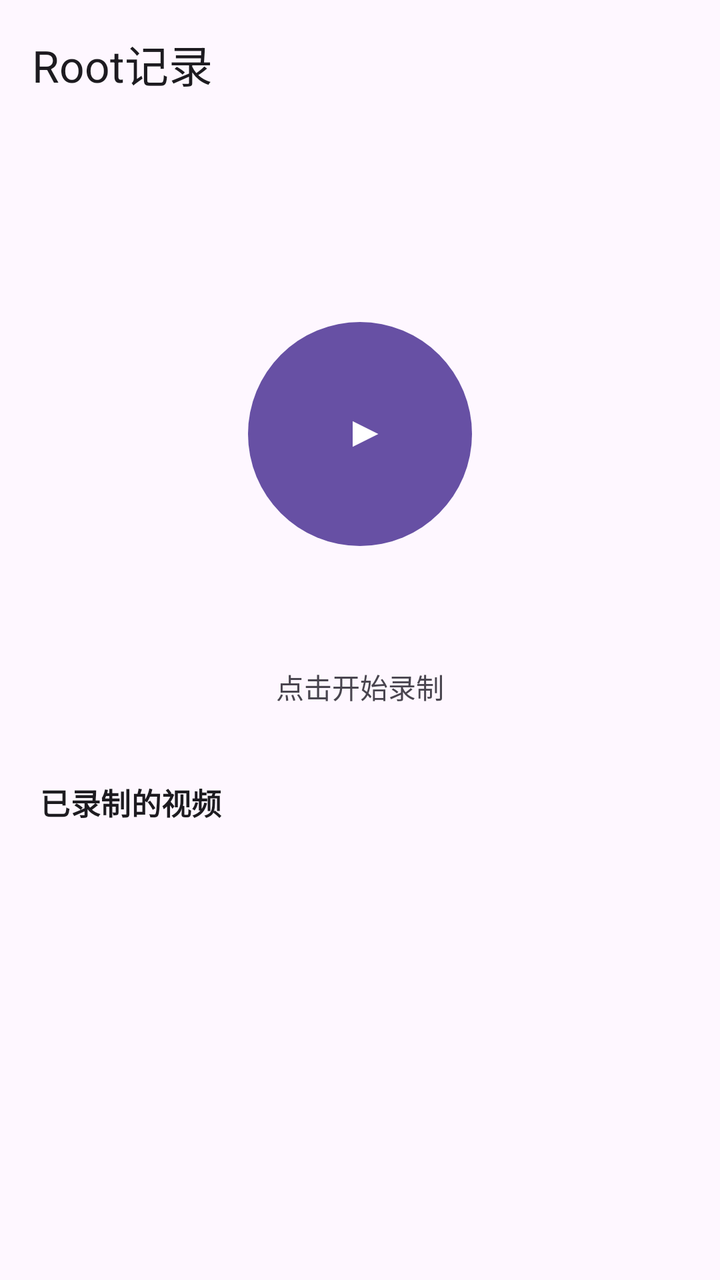
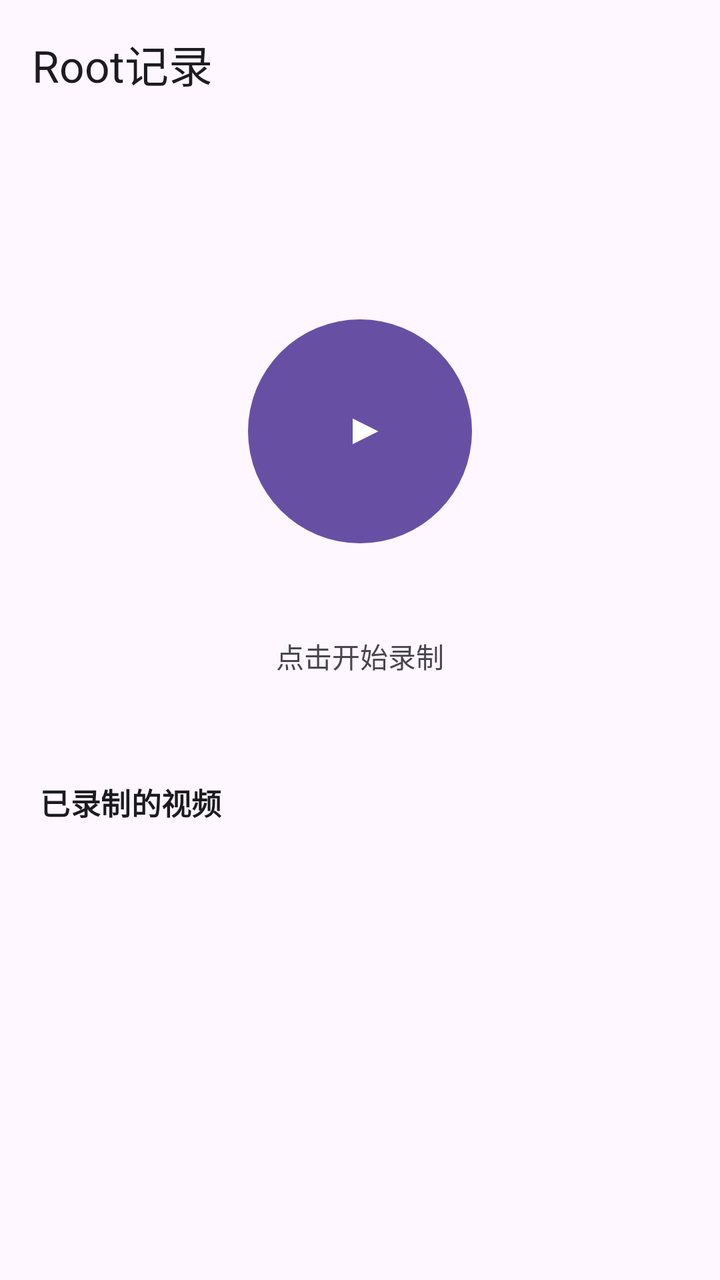

Compare the two renders of this Android layout. The source of the first and the diff that turns it into the second are given below.
<!-- AndroidManifest.xml: application theme Theme.ScreenRecord -->
<!-- res/layout/activity_main.xml -->
<?xml version="1.0" encoding="utf-8"?>
<androidx.constraintlayout.widget.ConstraintLayout
    xmlns:android="http://schemas.android.com/apk/res/android"
    xmlns:app="http://schemas.android.com/apk/res-auto"
    android:layout_width="match_parent"
    android:layout_height="match_parent"
    android:background="?attr/colorSurface">

    <com.google.android.material.appbar.MaterialToolbar
        android:id="@+id/toolbar"
        android:layout_width="match_parent"
        android:layout_height="?attr/actionBarSize"
        app:title="@string/app_name"
        app:titleTextColor="?attr/colorOnSurface"
        app:layout_constraintTop_toTopOf="parent" />

    
    <FrameLayout
        android:id="@+id/record_container"
        android:layout_width="0dp"
        android:layout_height="wrap_content"
        app:layout_constraintTop_toBottomOf="@id/toolbar"
        app:layout_constraintBottom_toTopOf="@id/tv_hint"
        app:layout_constraintStart_toStartOf="parent"
        app:layout_constraintEnd_toEndOf="parent"
        app:layout_constraintVertical_bias="0.45"
        android:padding="8dp">

        
        <com.google.android.material.progressindicator.CircularProgressIndicator
            android:id="@+id/progress"
            android:layout_width="188dp"
            android:layout_height="188dp"
            android:layout_gravity="center"
            android:indeterminate="true"
            android:visibility="invisible"
            app:indicatorColor="?attr/colorPrimary"
            app:trackColor="#22000000"
            app:trackThickness="8dp"
            app:trackCornerRadius="9dp"
            app:indicatorSize="188dp"
            app:indicatorInset="14dp" />

        
        <com.google.android.material.button.MaterialButton
            android:id="@+id/btn_record"
            android:layout_width="112dp"
            android:layout_height="112dp"
            android:layout_gravity="center"
            app:icon="@drawable/ic_record"
            app:iconSize="44dp"
            app:iconPadding="0dp"
            app:iconGravity="textStart"
            app:iconTint="#FFFFFF"
            app:cornerRadius="56dp"
            app:backgroundTint="?attr/colorPrimary"
            android:insetTop="0dp"
            android:insetBottom="0dp" />

    </FrameLayout>

    <TextView
        android:id="@+id/tv_status"
        android:layout_width="wrap_content"
        android:layout_height="wrap_content"
        android:text="点击开始录制"
        android:textSize="14sp"
        android:textColor="?attr/colorOnSurfaceVariant"
        app:layout_constraintTop_toBottomOf="@id/record_container"
        app:layout_constraintStart_toStartOf="parent"
        app:layout_constraintEnd_toEndOf="parent" />

    
    <TextView
        android:id="@+id/tv_hint"
        android:layout_width="match_parent"
        android:layout_height="wrap_content"
        android:paddingStart="20dp"
        android:paddingTop="12dp"
        android:paddingBottom="8dp"
        android:text="已录制的视频"
        android:textSize="15sp"
        android:textStyle="bold"
        android:letterSpacing="0.01"
        android:textColor="?attr/colorOnSurface"
        app:layout_constraintBottom_toTopOf="@id/recycler" />

    <androidx.recyclerview.widget.RecyclerView
        android:id="@+id/recycler"
        android:layout_width="match_parent"
        android:layout_height="220dp"
        android:clipToPadding="false"
        android:paddingHorizontal="12dp"
        android:paddingBottom="16dp"
        app:layout_constraintBottom_toBottomOf="parent" />

</androidx.constraintlayout.widget.ConstraintLayout>
<!-- resources referenced by this layout -->
<resources>
  <!-- drawable ic_record (drawable) -->
  <?xml version="1.0" encoding="utf-8"?>
  <vector xmlns:android="http://schemas.android.com/apk/res/android"
      android:width="48dp"
      android:height="48dp"
      android:viewportWidth="24"
      android:viewportHeight="24">
      <path
          android:fillColor="#FFFFFF"
          android:pathData="M10,8.5l7,3.5 -7,3.5z" />
  </vector>
  <string name="app_name">Root记录</string>
  <style name="Theme.ScreenRecord" parent="Theme.Material3.DayNight.NoActionBar">
          <item name="android:statusBarColor">@android:color/transparent</item>
          <item name="android:windowLightStatusBar">true</item>
          
          <item name="shapeAppearanceSmallComponent">@style/ShapeAppearance.App.SmallComponent</item>
          <item name="shapeAppearanceMediumComponent">@style/ShapeAppearance.App.MediumComponent</item>
          <item name="shapeAppearanceLargeComponent">@style/ShapeAppearance.App.LargeComponent</item>
      </style>
  <style name="ShapeAppearance.App.SmallComponent" parent="ShapeAppearance.Material3.Corner.Small">
          <item name="cornerFamily">rounded</item>
          <item name="cornerSize">12dp</item>
      </style>
  <style name="ShapeAppearance.App.MediumComponent" parent="ShapeAppearance.Material3.Corner.Medium">
          <item name="cornerFamily">rounded</item>
          <item name="cornerSize">18dp</item>
      </style>
  <style name="ShapeAppearance.App.LargeComponent" parent="ShapeAppearance.Material3.Corner.Large">
          <item name="cornerFamily">rounded</item>
          <item name="cornerSize">24dp</item>
      </style>
</resources>

<!-- the commit's change to res/layout/activity_main.xml (unified diff, before → after) -->
@@ -27,19 +27,12 @@
         android:padding="8dp">
 
         
-        <com.google.android.material.progressindicator.CircularProgressIndicator
+        <com.fengyi.screenrecord.WaveProgressView
             android:id="@+id/progress"
             android:layout_width="188dp"
             android:layout_height="188dp"
             android:layout_gravity="center"
-            android:indeterminate="true"
-            android:visibility="invisible"
-            app:indicatorColor="?attr/colorPrimary"
-            app:trackColor="#22000000"
-            app:trackThickness="8dp"
-            app:trackCornerRadius="9dp"
-            app:indicatorSize="188dp"
-            app:indicatorInset="14dp" />
+            android:visibility="invisible" />
 
         
         <com.google.android.material.button.MaterialButton
